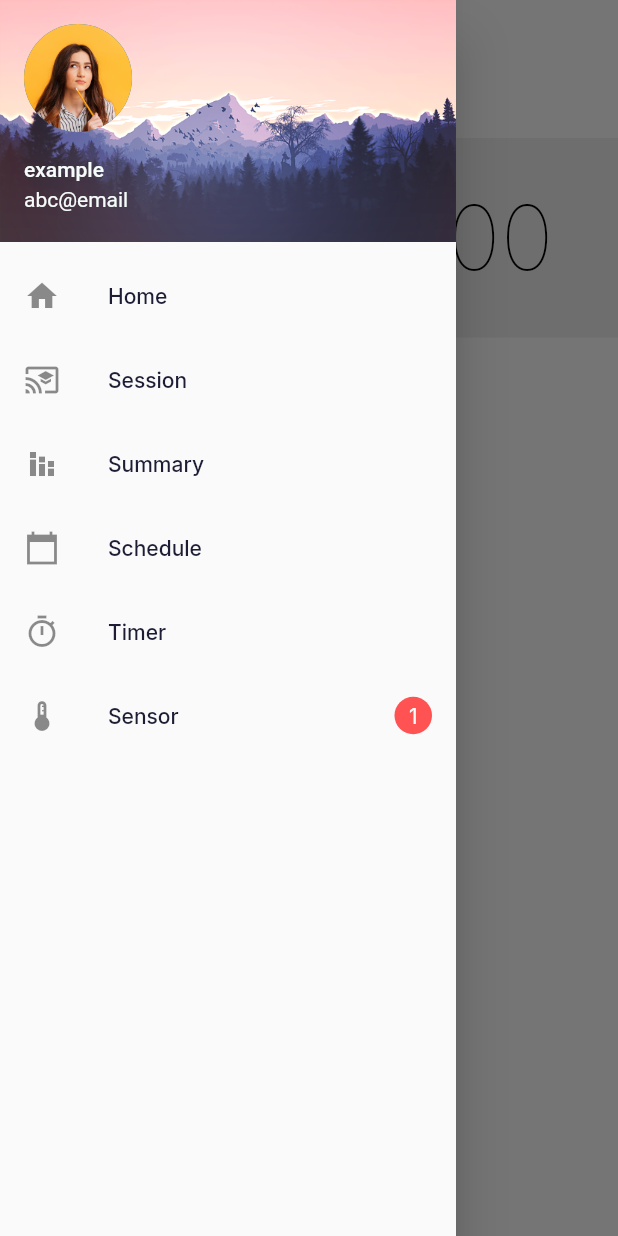
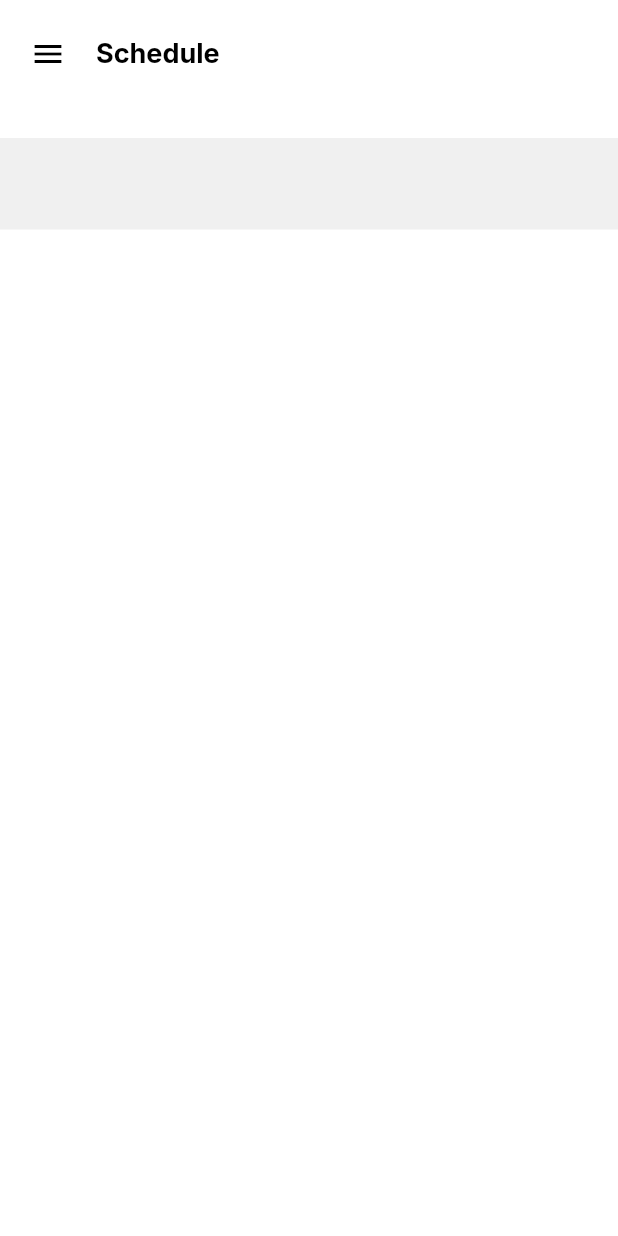
Before and after one commit to khanhdk0000/Study_Space, a Flutter app: the TimerScreen screen opened directly, after a tap on the "menu" icon, after a tap on "Schedule", on a phone screen of 412 x 824 dp. Run offline on Flutter 3.47's test engine with Material 2 defaults, Android fonts, the phone set to English and light mode, and no system bars; our stand-ins replace flutter_svg, flutter_switch, google_fonts.

Commit message:
Added empty schedule screen

```diff
--- a/lib/Home/view/side_menu.dart
+++ b/lib/Home/view/side_menu.dart
@@ -3,6 +3,7 @@ import 'package:flutter/material.dart';
 import 'package:study_space/Sensor/view/sensors_screen.dart';
 import 'package:study_space/Home/view/home_screen.dart';
 import 'package:study_space/Timer/view/timer_screen.dart';
+import 'package:study_space/Schedule/view/schedule_screen.dart';
 import 'package:study_space/constants.dart';
 
 class SideMenu extends StatelessWidget {
@@ -54,7 +55,10 @@ class SideMenu extends StatelessWidget {
           ListTile(
             leading: Icon(Icons.calendar_today_sharp),
             title: Text('Schedule'),
-            onTap: () => null,
+            onTap: () => Navigator.push(
+              context,
+              MaterialPageRoute(builder: (context) => ScheduleScreen()),
+            ),
           ),
           ListTile(
             leading: Icon(Icons.timer_outlined),
--- /dev/null
+++ b/lib/Schedule/view/schedule_screen.dart
@@ -0,0 +1,57 @@
+import 'package:flutter/material.dart';
+import 'package:study_space/Home/view/side_menu.dart';
+import 'package:study_space/CommonComponents/components.dart';
+
+const divider = SizedBox(height: 32.0);
+
+class ScheduleScreen extends StatefulWidget {
+
+  @override
+  _ScheduleScreenState createState() => _ScheduleScreenState();
+}
+
+class _ScheduleScreenState extends State<ScheduleScreen> {
+  @override
+
+
+  Widget build(BuildContext context) {
+    var Navigation = Column(children: [
+      Row(
+        mainAxisAlignment: MainAxisAlignment.start,
+        children: [
+          MenuButton(),
+          Text("Schedule", style: TextStyle(
+    fontWeight: FontWeight.bold,
+    fontSize: 18,
+        color: Colors.black),
+          )
+        ],
+      ),
+    ]);
+
+    var Body = Container(
+    padding: EdgeInsets.all(22),
+    color: Color.fromRGBO(0, 0, 0, 0.06),
+    width: double.infinity,
+    child: Row(
+      mainAxisAlignment: MainAxisAlignment.spaceEvenly,
+      children: [
+        Text(
+            "",
+            textAlign: TextAlign.left,
+          ),
+
+      ],
+    )
+    );
+
+    return Scaffold(
+      drawer: SideMenu(),
+      body: SafeArea(
+          child: ListView(
+              scrollDirection: Axis.vertical,
+              padding: const EdgeInsets.symmetric(vertical: 12),
+              children: [Navigation, divider, Body])),
+    );
+  }
+}
```
